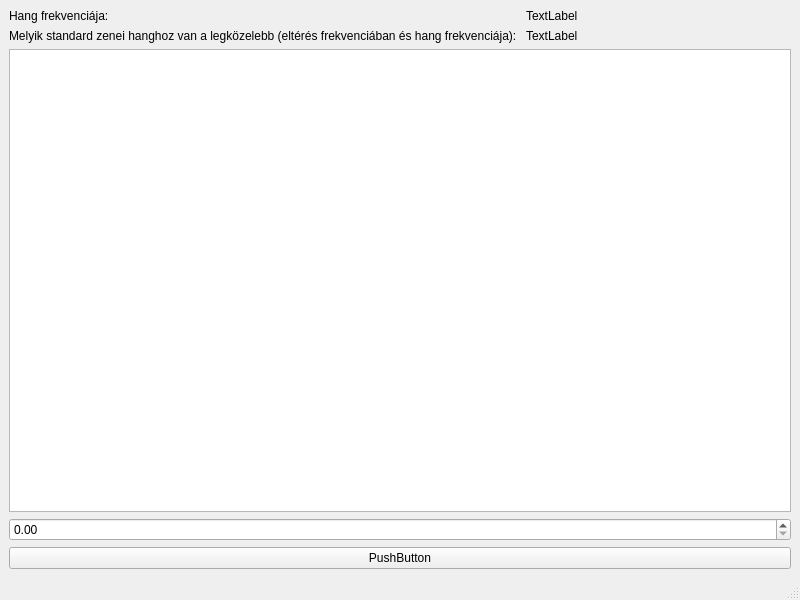
This is mainwindow.ui in aklakina/hangolo as Qt 5 draws it before an edit. The edited form follows.
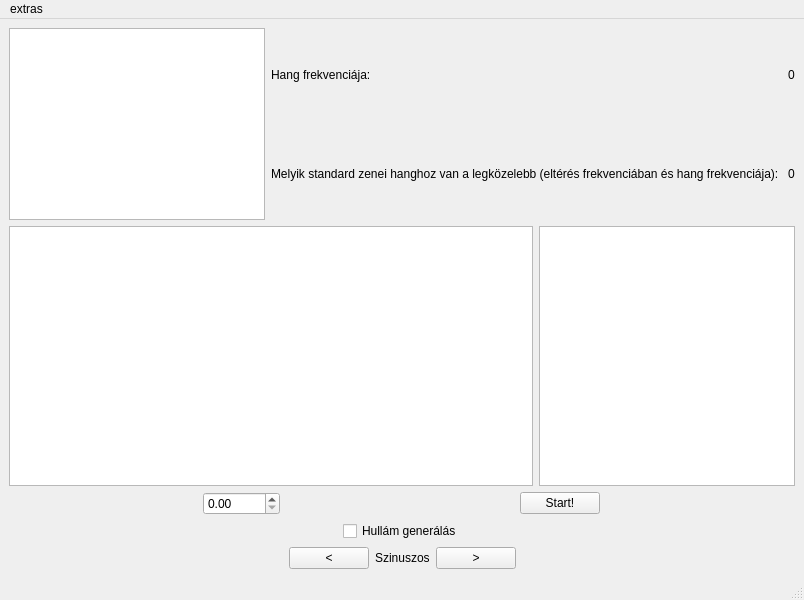
This is the edited form.

```diff
--- a/mainwindow.ui
+++ b/mainwindow.ui
@@ -14,11 +14,29 @@
    <string>MainWindow</string>
   </property>
   <widget class="QWidget" name="centralwidget">
-   <layout class="QVBoxLayout" name="verticalLayout">
+   <layout class="QVBoxLayout" name="verticalLayout_2">
+    <item>
+     <layout class="QHBoxLayout" name="horizontalLayout_2">
+      <item>
+       <widget class="QListWidget" name="DisplayOption">
+        <property name="sizePolicy">
+         <sizepolicy hsizetype="Fixed" vsizetype="Fixed">
+          <horstretch>0</horstretch>
+          <verstretch>0</verstretch>
+         </sizepolicy>
+        </property>
+       </widget>
+      </item>
     <item>
      <layout class="QGridLayout" name="gridLayout">
       <item row="0" column="0">
        <widget class="QLabel" name="label_2">
+          <property name="sizePolicy">
+           <sizepolicy hsizetype="Fixed" vsizetype="Preferred">
+            <horstretch>0</horstretch>
+            <verstretch>0</verstretch>
+           </sizepolicy>
+          </property>
         <property name="text">
          <string>Hang frekvenciája:</string>
         </property>
@@ -27,12 +45,18 @@
       <item row="0" column="1">
        <widget class="QLabel" name="frequency_visual">
         <property name="text">
-         <string>TextLabel</string>
+           <string>0</string>
         </property>
        </widget>
       </item>
       <item row="1" column="0">
        <widget class="QLabel" name="label">
+          <property name="sizePolicy">
+           <sizepolicy hsizetype="Fixed" vsizetype="Preferred">
+            <horstretch>0</horstretch>
+            <verstretch>0</verstretch>
+           </sizepolicy>
+          </property>
         <property name="text">
          <string>Melyik standard zenei hanghoz van a legközelebb (eltérés frekvenciában és hang frekvenciája): </string>
         </property>
@@ -41,31 +65,190 @@
       <item row="1" column="1">
        <widget class="QLabel" name="label_4">
         <property name="text">
-         <string>TextLabel</string>
+           <string>0</string>
         </property>
        </widget>
       </item>
      </layout>
     </item>
+     </layout>
+    </item>
+    <item>
+     <layout class="QHBoxLayout" name="horizontalLayout">
     <item>
      <widget class="QGraphicsView" name="graphicsView"/>
     </item>
     <item>
+       <widget class="QListWidget" name="options">
+        <property name="sizePolicy">
+         <sizepolicy hsizetype="Fixed" vsizetype="Expanding">
+          <horstretch>0</horstretch>
+          <verstretch>0</verstretch>
+         </sizepolicy>
+        </property>
+       </widget>
+      </item>
+     </layout>
+    </item>
+    <item>
+     <layout class="QVBoxLayout" name="verticalLayout">
+      <item>
+       <layout class="QHBoxLayout" name="horizontalLayout_5">
+        <item>
      <widget class="QDoubleSpinBox" name="doubleSpinBox">
+          <property name="sizePolicy">
+           <sizepolicy hsizetype="Fixed" vsizetype="Fixed">
+            <horstretch>0</horstretch>
+            <verstretch>0</verstretch>
+           </sizepolicy>
+          </property>
       <property name="maximum">
        <double>10000.000000000000000</double>
       </property>
      </widget>
     </item>
+        <item>
+         <spacer name="horizontalSpacer_5">
+          <property name="orientation">
+           <enum>Qt::Horizontal</enum>
+          </property>
+          <property name="sizeType">
+           <enum>QSizePolicy::Maximum</enum>
+          </property>
+          <property name="sizeHint" stdset="0">
+           <size>
+            <width>40</width>
+            <height>20</height>
+           </size>
+          </property>
+         </spacer>
+        </item>
     <item>
      <widget class="QPushButton" name="pushButton">
+          <property name="sizePolicy">
+           <sizepolicy hsizetype="Maximum" vsizetype="Fixed">
+            <horstretch>0</horstretch>
+            <verstretch>0</verstretch>
+           </sizepolicy>
+          </property>
       <property name="text">
-       <string>PushButton</string>
+           <string>Start!</string>
       </property>
      </widget>
     </item>
    </layout>
-  </widget>
+      </item>
+      <item>
+       <layout class="QHBoxLayout" name="horizontalLayout_4">
+        <item>
+         <spacer name="horizontalSpacer">
+          <property name="orientation">
+           <enum>Qt::Horizontal</enum>
+          </property>
+          <property name="sizeHint" stdset="0">
+           <size>
+            <width>40</width>
+            <height>20</height>
+           </size>
+          </property>
+         </spacer>
+        </item>
+        <item>
+         <widget class="QCheckBox" name="checkBox">
+          <property name="text">
+           <string>Hullám generálás</string>
+          </property>
+         </widget>
+        </item>
+        <item>
+         <spacer name="horizontalSpacer_2">
+          <property name="orientation">
+           <enum>Qt::Horizontal</enum>
+          </property>
+          <property name="sizeHint" stdset="0">
+           <size>
+            <width>40</width>
+            <height>20</height>
+           </size>
+          </property>
+         </spacer>
+        </item>
+       </layout>
+      </item>
+      <item>
+       <layout class="QHBoxLayout" name="horizontalLayout_3">
+        <item>
+         <spacer name="horizontalSpacer_3">
+          <property name="orientation">
+           <enum>Qt::Horizontal</enum>
+          </property>
+          <property name="sizeHint" stdset="0">
+           <size>
+            <width>40</width>
+            <height>20</height>
+           </size>
+          </property>
+         </spacer>
+        </item>
+        <item>
+         <widget class="QPushButton" name="waveType_min">
+          <property name="sizePolicy">
+           <sizepolicy hsizetype="Fixed" vsizetype="Fixed">
+            <horstretch>0</horstretch>
+            <verstretch>0</verstretch>
+           </sizepolicy>
+          </property>
+          <property name="text">
+           <string>&lt;</string>
+          </property>
+         </widget>
+        </item>
+        <item>
+         <widget class="QLabel" name="waveType">
+          <property name="sizePolicy">
+           <sizepolicy hsizetype="Minimum" vsizetype="Preferred">
+            <horstretch>0</horstretch>
+            <verstretch>0</verstretch>
+           </sizepolicy>
+          </property>
+          <property name="text">
+           <string>Szinuszos</string>
+          </property>
+         </widget>
+        </item>
+        <item>
+         <widget class="QPushButton" name="waveType_plus">
+          <property name="sizePolicy">
+           <sizepolicy hsizetype="Fixed" vsizetype="Fixed">
+            <horstretch>0</horstretch>
+            <verstretch>0</verstretch>
+           </sizepolicy>
+          </property>
+          <property name="text">
+           <string>&gt;</string>
+          </property>
+         </widget>
+        </item>
+        <item>
+         <spacer name="horizontalSpacer_4">
+          <property name="orientation">
+           <enum>Qt::Horizontal</enum>
+          </property>
+          <property name="sizeHint" stdset="0">
+           <size>
+            <width>40</width>
+            <height>20</height>
+           </size>
+          </property>
+         </spacer>
+        </item>
+       </layout>
+      </item>
+     </layout>
+    </item>
+   </layout>
+  </widget>
+  <widget class="QStatusBar" name="statusbar"/>
   <widget class="QMenuBar" name="menubar">
    <property name="geometry">
     <rect>
@@ -75,8 +258,25 @@
      <height>20</height>
     </rect>
    </property>
-  </widget>
-  <widget class="QStatusBar" name="statusbar"/>
+   <widget class="QMenu" name="menuextras">
+    <property name="title">
+     <string>extras</string>
+    </property>
+    <addaction name="actionGenerate_and_save_audio_file"/>
+    <addaction name="actionPlay_audio_file"/>
+   </widget>
+   <addaction name="menuextras"/>
+  </widget>
+  <action name="actionGenerate_and_save_audio_file">
+   <property name="text">
+    <string>Generate and save audio file</string>
+   </property>
+  </action>
+  <action name="actionPlay_audio_file">
+   <property name="text">
+    <string>Play audio file</string>
+   </property>
+  </action>
  </widget>
  <resources/>
  <connections/>
```
Lines whose indentation alone changed are shown as unchanged.
